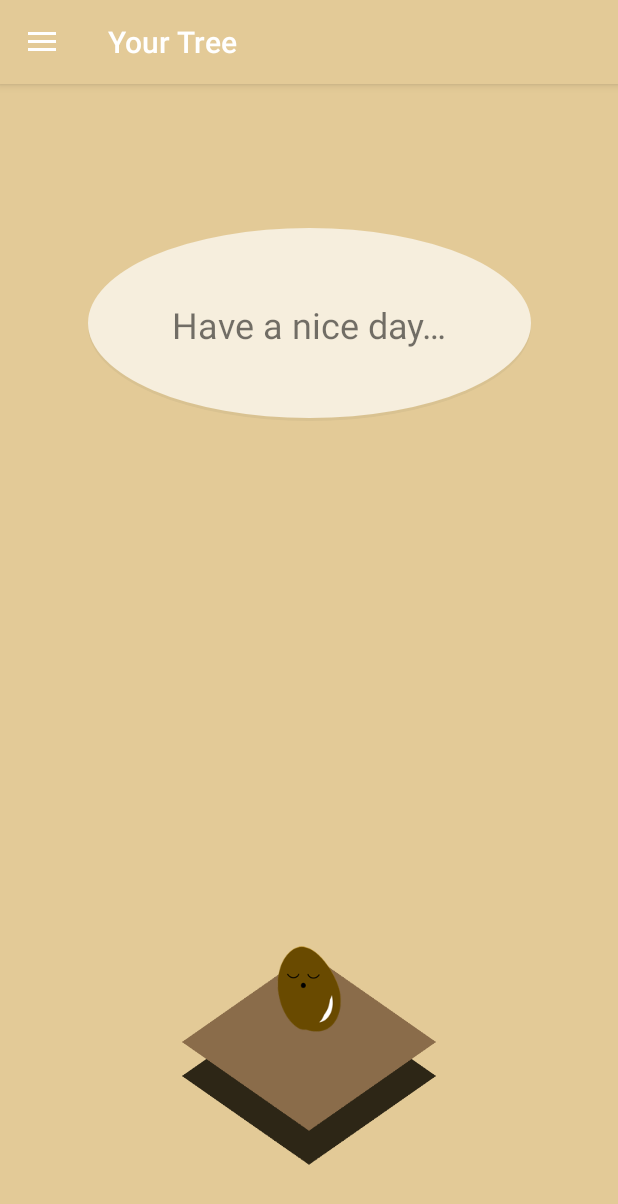
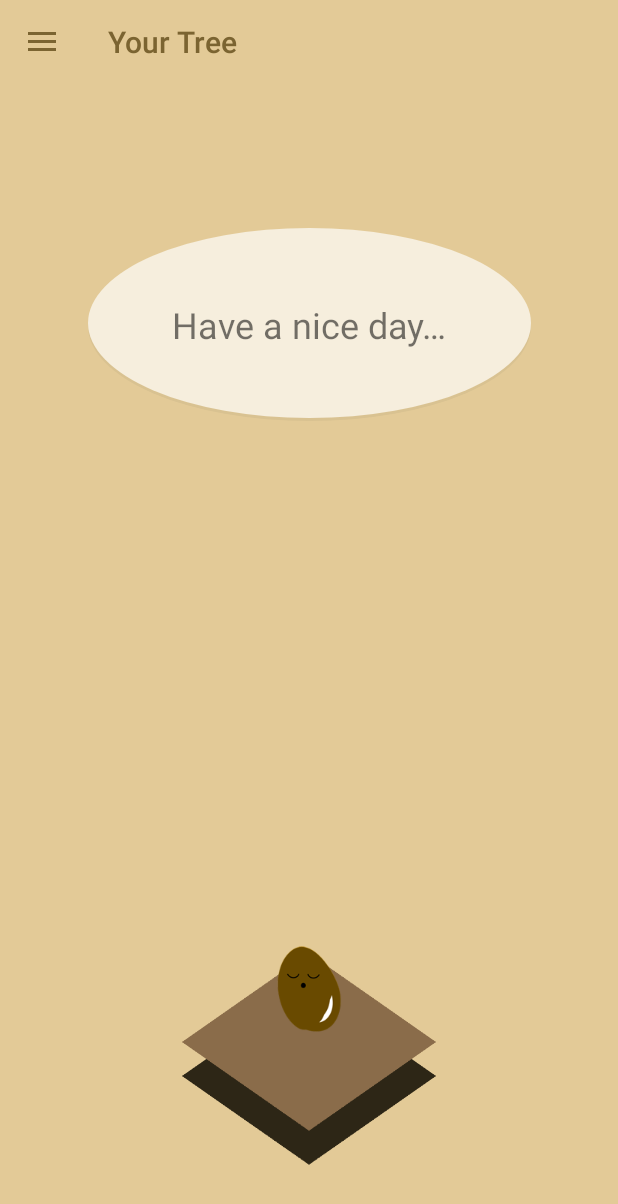
Before and after one commit to heojungeun/KNU_mobileAPP1, an Android app: the MainActivity screen opened directly, with no data from a screen before it, on a phone screen of 412 x 824 dp. Shown: the top 1204 px of the screen. Run offline under Robolectric (Android 15) with nearby library versions, the phone set to English and light mode, and no system bars.

Commit message:
Applying design changes (unfinished)

```diff
--- a/app/src/main/java/com/knu_mobileapp1_team2/MainActivity.java
+++ b/app/src/main/java/com/knu_mobileapp1_team2/MainActivity.java
@@ -3,6 +3,7 @@ package com.knu_mobileapp1_team2;
 import android.app.Activity;
 import android.content.Intent;
 import android.content.SharedPreferences;
+import android.graphics.Color;
 import android.os.Build;
 import android.os.Bundle;
 import android.support.design.widget.NavigationView;
@@ -41,7 +42,6 @@ public class MainActivity extends AppCompatActivity implements NavigationView.On
 
         setContentView(R.layout.activity_main);
         Toolbar toolbar = (Toolbar) findViewById(R.id.toolbar);
-        toolbar.setElevation(0);
         setSupportActionBar(toolbar);
 
         DrawerLayout drawer = (DrawerLayout) findViewById(R.id.drawer_layout);
--- a/app/src/main/res/layout/app_bar_main.xml
+++ b/app/src/main/res/layout/app_bar_main.xml
@@ -12,6 +12,8 @@
         android:layout_width="match_parent"
         android:layout_height="wrap_content"
         android:layout_weight="0"
+        app:titleTextColor="@color/colorPrimaryDark"
+        app:elevation="0dp"
         android:theme="@style/AppTheme.AppBarOverlay">
 
         <android.support.v7.widget.Toolbar
@@ -19,6 +21,7 @@
             android:layout_width="match_parent"
             android:layout_height="?attr/actionBarSize"
             android:background="?attr/colorPrimary"
+            app:titleTextColor="@color/colorPrimaryDark"
             app:popupTheme="@style/AppTheme.PopupOverlay" />
 
     </android.support.design.widget.AppBarLayout>
--- a/app/src/main/res/values/styles.xml
+++ b/app/src/main/res/values/styles.xml
@@ -6,6 +6,7 @@
         <item name="colorPrimary">@color/colorPrimary</item>
         <item name="colorPrimaryDark">@color/colorPrimaryDark</item>
         <item name="colorAccent">@color/colorAccent</item>
+        <item name="android:windowContentOverlay">@null</item>
     </style>
 
     <style name="AppTheme.NoActionBar" parent="Theme.AppCompat.Light">
@@ -14,10 +15,13 @@
         <item name="colorAccent">@color/colorAccent</item>
         <item name="windowActionBar">false</item>
         <item name="windowNoTitle">true</item>
+        <item name="android:windowContentOverlay">@null</item>
     </style>
 
-    <style name="AppTheme.AppBarOverlay" parent="ThemeOverlay.AppCompat.Dark.ActionBar">
-
+    <style name="AppTheme.AppBarOverlay" parent="ThemeOverlay.AppCompat.ActionBar">
+        <item name="actionMenuTextColor">@color/colorPrimaryDark</item>
+        <item name="android:textColorSecondary">@color/colorPrimaryDark</item>
+        <item name="colorControlNormal">@color/colorPrimaryDark</item>
     </style>
 
     <style name="AppTheme.PopupOverlay" parent="ThemeOverlay.AppCompat.Light" />
```
